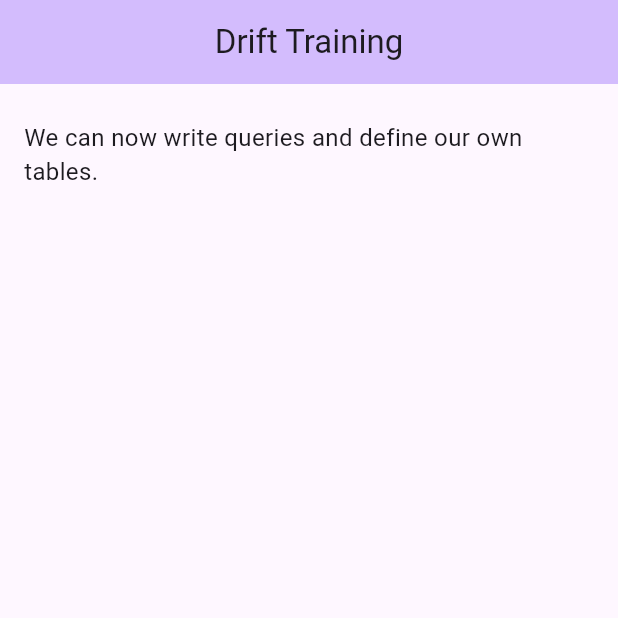
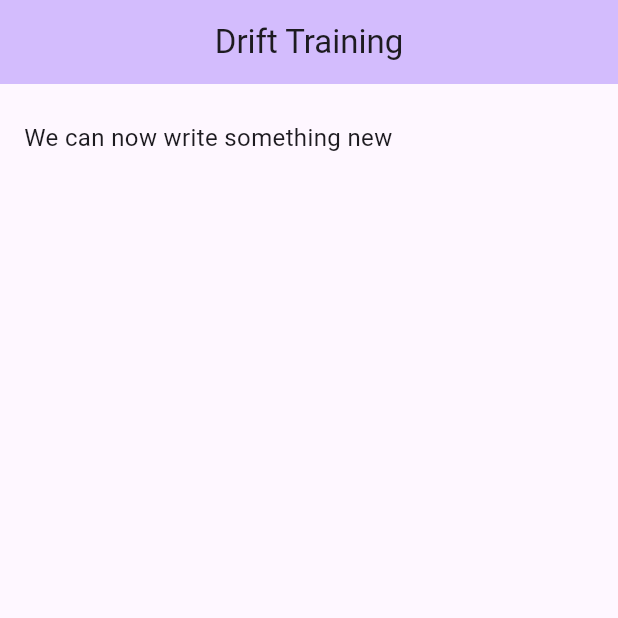
Before and after one commit to WilckerNeckel/drift-treino-flutter, a Flutter app: the screen it shows after launch, on a phone screen of 412 x 824 dp, the top half of it. Run offline on Flutter 3.47's test engine with Material 3 defaults, Android fonts, the phone set to English and light mode, and no system bars; our stand-ins replace drift, drift_flutter; accounts and stored records are empty; generated files the repository leaves out were written again.

Commit message:
refactor: change message

```diff
--- a/lib/main.dart
+++ b/lib/main.dart
@@ -8,7 +8,7 @@ void main() async {
   await database.into(database.todoItems).insert(
     TodoItemsCompanion.insert(
       title: 'todo: finish drift setup',
-      content: 'We can now write queries and define our own tables.',
+      content: 'We can now write something new',
     ),
   );
 
```
